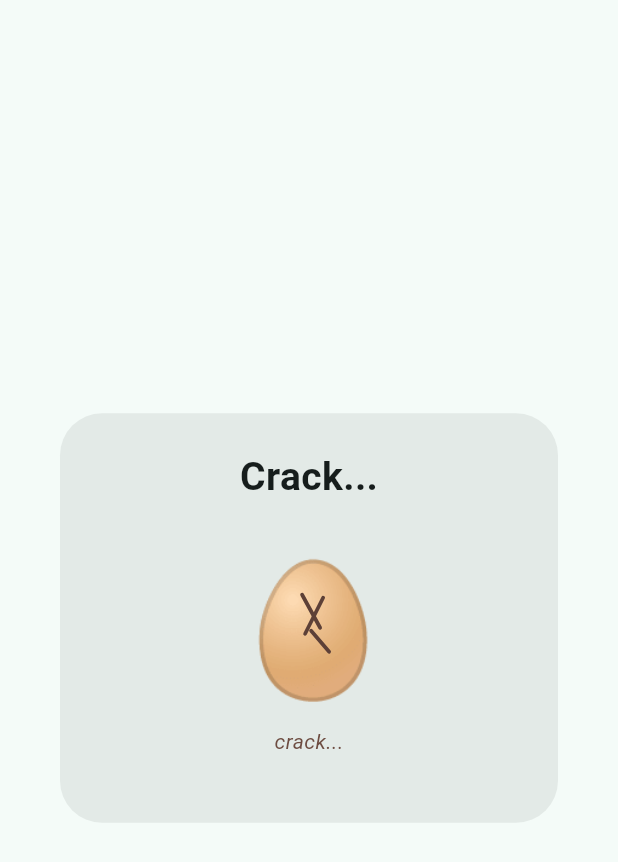
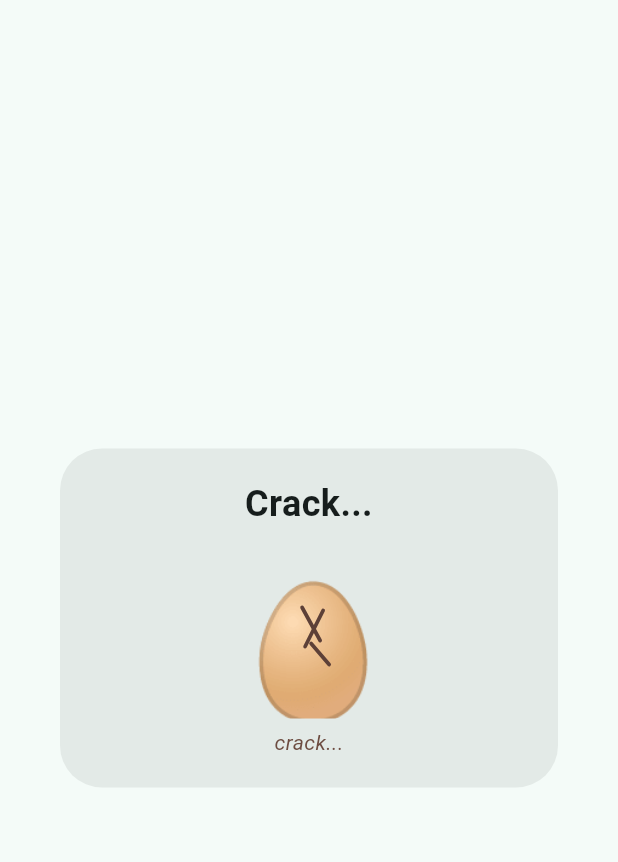
Before and after one commit to dezthegoat12345-beep/egg_hatchers, a Flutter app: the HatchDialog widget shown alone on an empty page, opened directly with sample values from the repository, on a phone screen of 412 x 824 dp. Shown: the top 862 px of the screen. Run offline on Flutter 3.47's test engine with Material 3 defaults, Android fonts, the phone set to English and light mode, and no system bars; our stand-ins replace shared_preferences; accounts and stored records are empty.

Commit message:
Fix hatch dialog overflow

```diff
--- a/lib/widgets/hatch_dialog.dart
+++ b/lib/widgets/hatch_dialog.dart
@@ -151,13 +151,20 @@ class _HatchDialogState extends State<HatchDialog>
     final isMutated = !widget.result.mutation.isNormal;
     final revealed = _stage == _HatchStage.revealed;
 
+    final maxHeight = MediaQuery.sizeOf(context).height * 0.85;
+
     return Dialog(
       shape: RoundedRectangleBorder(borderRadius: BorderRadius.circular(28)),
       backgroundColor: revealed && isMutated
           ? Colors.deepPurple.shade50
           : null,
-      child: Padding(
-        padding: const EdgeInsets.all(24),
+      child: ConstrainedBox(
+        constraints: BoxConstraints(
+          maxWidth: 420,
+          maxHeight: maxHeight,
+        ),
+        child: SingleChildScrollView(
+          padding: const EdgeInsets.all(20),
           child: Column(
             mainAxisSize: MainAxisSize.min,
             children: [
@@ -166,31 +173,34 @@ class _HatchDialogState extends State<HatchDialog>
                 child: Text(
                   _stageTitle,
                   key: ValueKey(_stageTitle),
+                  textAlign: TextAlign.center,
                   style: TextStyle(
-                  fontSize: isMutated && revealed ? 30 : 26,
+                    fontSize: isMutated && revealed ? 28 : 24,
                     fontWeight: FontWeight.bold,
                     color: isMutated && revealed ? Colors.deepPurple : null,
                   ),
                 ),
               ),
               if (revealed) ...[
-              const SizedBox(height: 12),
+                const SizedBox(height: 10),
                 Text(
                   message,
                   textAlign: TextAlign.center,
                   style: TextStyle(
-                  fontSize: isMutated ? 17 : 16,
-                  fontWeight: isMutated ? FontWeight.bold : FontWeight.normal,
+                    fontSize: isMutated ? 16 : 15,
+                    fontWeight:
+                        isMutated ? FontWeight.bold : FontWeight.normal,
                     color: isMutated
                         ? Colors.deepPurple.shade700
                         : Colors.grey.shade700,
-                  height: 1.4,
+                    height: 1.35,
                   ),
                 ),
               ],
-            const SizedBox(height: 20),
-            SizedBox(
-              height: 120,
+              SizedBox(height: revealed ? 14 : 18),
+              ClipRect(
+                child: SizedBox(
+                  height: revealed ? 96 : 108,
                   child: Center(
                     child: revealed
                         ? ScaleTransition(
@@ -216,9 +226,10 @@ class _HatchDialogState extends State<HatchDialog>
                               ),
                   ),
                 ),
+              ),
               if (_stage == _HatchStage.cracking)
                 Padding(
-                padding: const EdgeInsets.only(top: 8),
+                  padding: const EdgeInsets.only(top: 6),
                   child: Text(
                     'crack...',
                     style: TextStyle(
@@ -229,15 +240,13 @@ class _HatchDialogState extends State<HatchDialog>
                   ),
                 ),
               if (revealed) ...[
-              const SizedBox(height: 12),
+                const SizedBox(height: 10),
                 AnimalCard(
                   animal: widget.result.animal,
                   mutation: widget.result.mutation,
                   compact: true,
                 ),
-            ],
-            const SizedBox(height: 20),
-            if (revealed)
+                const SizedBox(height: 14),
                 SizedBox(
                   width: double.infinity,
                   height: 52,
@@ -260,6 +269,8 @@ class _HatchDialogState extends State<HatchDialog>
                   ),
                 ),
               ],
+            ],
+          ),
         ),
       ),
     );
@@ -285,7 +296,7 @@ class _HatchDialogState extends State<HatchDialog>
         Text(
           widget.result.mutation.displayEmoji(widget.result.animal),
           style: TextStyle(
-            fontSize: isMutated ? 92 : 80,
+            fontSize: isMutated ? 76 : 68,
           ),
         ),
       ],
```
Lines whose indentation alone changed are shown as unchanged.
